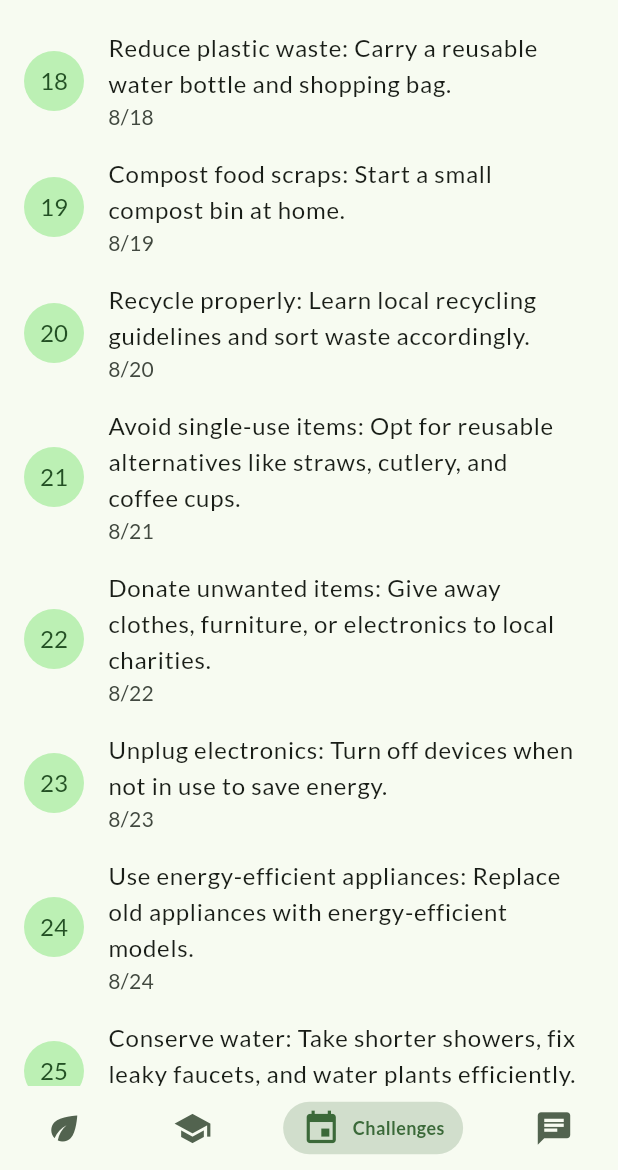
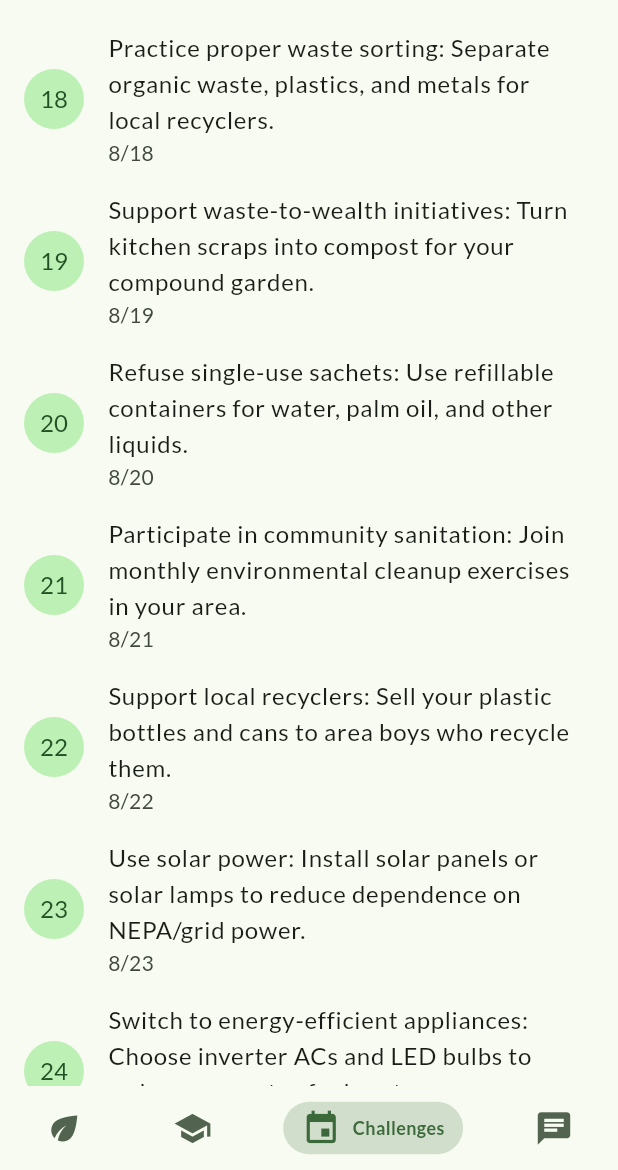
Before and after one commit to Ahmadu-Suleiman/ReThink, a Flutter app: the screen it shows after launch, item 3 of the bottom bar chosen, on a phone screen of 412 x 824 dp, the part 66-1236 px from its top. Run offline on Flutter 3.47's test engine with Material 3 defaults, Android fonts, the phone set to English and light mode, and no system bars; drawn by our look-alikes of persistent_bottom_nav_bar; our stand-ins replace camera, firebase_ai, firebase_core, go_router, google_fonts; missing offline and left inert: flutter_chat_core, flutter_link_previewer, markdown_widget; accounts and stored records are empty; network calls fail.

Commit message:
improve: challenges and list

```diff
--- a/lib/config/extensions.dart
+++ b/lib/config/extensions.dart
@@ -1,5 +1,3 @@
-import 'dart:convert';
-
 import 'package:flutter/material.dart';
 
 extension TextStyleExtensions on TextStyle {
@@ -43,7 +41,7 @@ extension BuildContextExtensions on BuildContext {
 
   TextStyle? get bodyStyle => textTheme.bodyMedium;
 
-  TextStyle? get titleStyle => textTheme.titleLarge;
+  TextStyle? get titleStyle => textTheme.titleLarge?.bold;
 
   TextStyle? get actionStyle => textTheme.bodyLarge;
 }
--- a/lib/config/gemini.dart
+++ b/lib/config/gemini.dart
@@ -16,9 +16,9 @@ class Gemini {
   static final _funFactPrompt =
       'Generate a daily fun fact related to sustainability or '
       'environmental protection that is relevant to an African '
-      'audience. The fact should be interesting, informative, and '
-      'easily digestible, with a cultural or historical context when '
-      'possible. Do not add a title.';
+      'audience, especially Nigeria. The fact should be interesting, '
+      'informative, and easily digestible, with a cultural or '
+      'historical context when possible. Do not add a title.';
 
   static Future<String?> info(Uint8List image) async {
     final prompt = TextPart(_imagePrompt);
--- /dev/null
+++ b/lib/lists.dart
@@ -0,0 +1,116 @@
+class Lists {
+  static List<String> dailyChallenges = [
+    // Waste Management - Nigerian Context
+    'Practice proper waste sorting: Separate organic waste, plastics, and metals for local recyclers.',
+    'Support waste-to-wealth initiatives: Turn kitchen scraps into compost for your compound garden.',
+    'Refuse single-use sachets: Use refillable containers for water, palm oil, and other liquids.',
+    'Participate in community sanitation: Join monthly environmental cleanup exercises in your area.',
+    'Support local recyclers: Sell your plastic bottles and cans to area boys who recycle them.',
+
+    // Energy - African Solutions
+    'Use solar power: Install solar panels or solar lamps to reduce dependence on NEPA/grid power.',
+    'Switch to energy-efficient appliances: Choose inverter ACs and LED bulbs to reduce generator fuel costs.',
+    'Optimize generator use: Run generators during peak hours only and maintain them properly.',
+    'Use natural ventilation: Open windows during harmattan season instead of running ACs.',
+    'Cook with improved stoves: Use efficient cooking stoves that reduce firewood or kerosene consumption.',
+
+    // Transportation - Nigerian Context
+    'Use public transport: Take BRT, danfo buses, or keke NAPEP instead of private cars.',
+    'Share okada rides: Use motorcycle taxis efficiently and share rides when possible.',
+    'Walk for short distances: Walk to nearby markets, mosques, or churches instead of taking transport.',
+    'Support bike lanes: Advocate for bicycle infrastructure in Lagos, Abuja, and other major cities.',
+    'Use ride-sharing apps: Share Uber or Bolt rides with friends and colleagues.',
+
+    // Food and Agriculture
+    'Buy from local farmers: Support Nigerian farmers by buying yam, cassava, plantain, and vegetables from local markets.',
+    'Grow your own food: Plant vegetables like spinach, tomatoes, and peppers in your backyard or compound.',
+    'Reduce food waste: Store garri, rice, and beans properly to prevent spoilage and pest damage.',
+    'Choose indigenous foods: Eat more local foods like millet, sorghum, and traditional leafy vegetables.',
+    'Support climate-smart farming: Buy from farmers using drought-resistant crops and sustainable practices.',
+
+    // Water Conservation
+    'Harvest rainwater: Collect rainwater during rainy season for use during dry season.',
+    'Fix water leaks: Repair leaking taps and pipes to conserve precious water resources.',
+    'Use water efficiently: Reuse bathing water for flushing toilets or watering plants.',
+    'Protect water sources: Keep gutters clean and avoid dumping waste in drainage systems.',
+    'Support borehole maintenance: Contribute to community water projects and borehole repairs.',
+
+    // Climate Adaptation
+    'Plant native trees: Plant indigenous trees like neem, mahogany, or palm trees in your compound.',
+    'Create shade: Build pergolas or plant climbing plants to cool your home naturally.',
+    'Use fans strategically: Position ceiling fans to maximize air circulation during hot weather.',
+    'Prepare for floods: Clear drainage around your home and elevate important items during rainy season.',
+    'Support reforestation: Participate in tree-planting exercises in your community or state.',
+
+    // Community and Advocacy
+    'Join environmental groups: Connect with Green Belt Movement Nigeria or local environmental NGOs.',
+    'Educate your family: Teach children about climate change impacts on Nigeria and Africa.',
+    'Support green policies: Advocate for renewable energy policies and environmental protection.',
+    'Participate in Earth Day: Join local celebrations and awareness campaigns in your city.',
+    'Share knowledge: Use WhatsApp groups and social media to spread climate awareness.',
+
+    // Personal Wellness
+    'Practice traditional medicine: Use local herbs and natural remedies to reduce pharmaceutical dependence.',
+    'Exercise outdoors: Take advantage of cool mornings and evenings for jogging or walking.',
+    'Eat seasonal fruits: Enjoy mangoes, oranges, and other fruits when they\'re in season.',
+    'Rest during peak heat: Follow traditional wisdom of resting during the hottest part of the day.',
+    'Connect with nature: Visit national parks like Yankari or Cross River to appreciate Nigeria\'s biodiversity.'
+  ];
+
+  static List<String> informativeArticles = [
+    // Nigerian Environmental Organizations
+    "https://www.greenbeltnigeria.org/",
+    "https://www.nigeriaconservation.org/",
+    "https://www.environmentrights.org/",
+
+    // African Climate Research and News
+    "https://www.climatecentreafrica.org/",
+    "https://www.afdb.org/en/topics/climate-change",
+    "https://www.uneca.org/climate-change",
+    "https://www.nepad.org/climate-change-and-environment",
+    "https://www.cgiar.org/news-events/news/climate-change-africa/",
+
+    // Regional Environmental Issues
+    "https://www.bbc.com/news/topics/cmj34zmwm1zt/nigeria-environment",
+    "https://www.premiumtimesng.com/news/headlines?s=environment",
+    "https://punchng.com/topics/environment/",
+    "https://www.vanguardngr.com/news/environment/",
+
+    // Desertification and Sahel Issues
+    "https://www.unccd.int/actions/great-green-wall-initiative",
+    "https://www.greenwall.gov.ng/",
+    "https://www.fao.org/land-water/land/land-governance/land-resources-planning-toolbox/category/details/en/c/1026563/",
+
+    // African Renewable Energy
+    "https://www.irena.org/regions/Africa",
+    "https://africa-energy-portal.org/",
+    "https://www.rea.gov.ng/",
+    "https://www.power-technology.com/features/solar-power-africa/",
+
+    // Water and Agriculture
+    "https://www.fadama.net/",
+    "https://www.ifad.org/en/web/operations/w/country/nigeria",
+    "https://www.wateraid.org/ng/",
+    "https://www.unicef.org/nigeria/water-sanitation-and-hygiene",
+
+    // African Climate Science
+    "https://journals.co.za/journal/sajs",
+    "https://www.ajol.info/index.php/jasem",
+    "https://www.wascal.org/",
+
+    // Regional Organizations
+    "https://www.ecowas.int/about-ecowas/history-of-ecowas/environment/",
+    "https://www.au.int/en/issues/environment",
+    "https://www.unep.org/regions/africa",
+
+    // Nigerian Government Initiatives
+    "https://climatechange.gov.ng/",
+    "https://www.nimet.gov.ng/",
+    "https://www.forestry.gov.ng/",
+    "https://www.environment.gov.ng/",
+
+    // Sustainable Development in Nigeria
+    "https://www.ng.undp.org/content/nigeria/en/home/sustainable-development-goals.html",
+    "https://sdgactioncampaign.org/countries/nigeria/"
+  ];
+}
--- a/lib/pages/challenge_page.dart
+++ b/lib/pages/challenge_page.dart
@@ -1,6 +1,6 @@
 import 'package:flutter/material.dart';
 
-import '../util.dart';
+import '../lists.dart';
 
 class ChallengePage extends StatelessWidget {
   const ChallengePage({super.key});
@@ -9,12 +9,12 @@ class ChallengePage extends StatelessWidget {
   Widget build(BuildContext context) {
     return Scaffold(
         body: ListView.builder(
-            itemCount: Util.dailyChallenges.length,
+            itemCount: Lists.dailyChallenges.length,
             itemBuilder: (context, index) {
               DateTime date = DateTime.now().add(Duration(days: index));
               return ListTile(
                   leading: CircleAvatar(child: Text('${date.day}')),
-                  title: Text(Util.dailyChallenges[index]),
+                  title: Text(Lists.dailyChallenges[index]),
                   subtitle: Text('${date.month}/${date.day}'));
             }));
   }
--- a/lib/pages/learn_page.dart
+++ b/lib/pages/learn_page.dart
@@ -3,7 +3,7 @@ import 'package:flutter_chat_core/flutter_chat_core.dart' show LinkPreviewData;
 import 'package:flutter_link_previewer/flutter_link_previewer.dart';
 import 'package:rethink/config/extensions.dart';
 
-import '../util.dart';
+import '../lists.dart';
 
 class LearnPage extends StatefulWidget {
   const LearnPage({super.key});
@@ -18,18 +18,18 @@ class _LearnPageState extends State<LearnPage> {
   @override
   void initState() {
     super.initState();
-    Util.informativeArticles.shuffle();
+    Lists.informativeArticles.shuffle();
   }
 
   @override
   Widget build(BuildContext context) {
     return Scaffold(
         body: ListView.builder(
-            itemCount: Util.informativeArticles.length,
+            itemCount: Lists.informativeArticles.length,
             itemBuilder: (context, index) => Align(
                 alignment: Alignment.centerLeft,
                 child: Container(
-                    key: ValueKey(Util.informativeArticles[index]),
+                    key: ValueKey(Lists.informativeArticles[index]),
                     margin: context.pagePadding,
                     decoration: BoxDecoration(
                         borderRadius: BorderRadius.all(Radius.circular(20)),
@@ -42,11 +42,11 @@ class _LearnPageState extends State<LearnPage> {
                             onLinkPreviewDataFetched: (data) => setState(() =>
                                 this.data = {
                                   ...this.data,
-                                  Util.informativeArticles[index]: data
+                                  Lists.informativeArticles[index]: data
                                 }),
                             linkPreviewData:
-                                data[Util.informativeArticles[index]],
-                            text: Util.informativeArticles[index],
+                                data[Lists.informativeArticles[index]],
+                            text: Lists.informativeArticles[index],
                             maxWidth: double.infinity))))));
   }
 }
--- a/lib/pages/overview_page.dart
+++ b/lib/pages/overview_page.dart
@@ -10,7 +10,7 @@ import 'package:rethink/config/extensions.dart';
 import 'package:rethink/config/gemini.dart';
 import 'package:rethink/config/routes.dart';
 
-import '../util.dart';
+import '../lists.dart';
 
 class OverviewPage extends StatefulWidget {
   const OverviewPage({super.key});
@@ -56,8 +56,8 @@ class _OverviewPageState extends State<OverviewPage> {
           ])));
 
   Widget get article {
-    final article = Util
-        .informativeArticles[random.nextInt(Util.informativeArticles.length)];
+    final article = Lists
+        .informativeArticles[random.nextInt(Lists.informativeArticles.length)];
     return Card(
         child: Padding(
             padding: context.pagePadding,
@@ -85,7 +85,7 @@ class _OverviewPageState extends State<OverviewPage> {
               CircleAvatar(
                   radius: 40,
                   child: Text('${date.day}', style: context.bodyStyle)),
-              Text(Util.dailyChallenges[0], textAlign: TextAlign.center),
+              Text(Lists.dailyChallenges[0], textAlign: TextAlign.center),
               Text(DateFormat.yMMMMEEEEd().format(date))
             ])));
   }
--- a/lib/util.dart
+++ /dev/null
@@ -1,69 +0,0 @@
-class Util {
-  static List<String> dailyChallenges = [
-    'Reduce plastic waste: Carry a reusable water bottle and shopping bag.',
-    'Compost food scraps: Start a small compost bin at home.',
-    'Recycle properly: Learn local recycling guidelines and sort waste accordingly.',
-    'Avoid single-use items: Opt for reusable alternatives like straws, cutlery, and coffee cups.',
-    'Donate unwanted items: Give away clothes, furniture, or electronics to local charities.',
-    'Unplug electronics: Turn off devices when not in use to save energy.',
-    'Use energy-efficient appliances: Replace old appliances with energy-efficient models.',
-    'Conserve water: Take shorter showers, fix leaky faucets, and water plants efficiently.',
-    'Reduce air conditioning usage: Use fans or natural ventilation whenever possible.',
-    'Switch to renewable energy: Explore options for solar or wind power if feasible.',
-    'Walk or bike: Use active transportation for short trips to reduce carbon emissions.',
-    'Carpool: Share rides with friends or colleagues to reduce traffic congestion.',
-    'Use public transportation: Take buses or trains whenever possible.',
-    'Support sustainable transportation initiatives: Advocate for better public transportation infrastructure.',
-    'Reduce air travel: Consider alternative travel options or plan trips more efficiently.',
-    'Buy local: Support local businesses and reduce the environmental impact of transportation.',
-    'Choose sustainable products: Look for products made from recycled or eco-friendly materials.',
-    'Reduce meat consumption: Opt for plant-based alternatives or reduce meat intake.',
-    'Support fair trade: Choose products that are produced ethically and support fair labor practices.',
-    'Avoid palm oil products: Contribute to the conservation of rainforests by avoiding palm oil.',
-    'Volunteer: Give back to your community by volunteering for local organizations.',
-    'Join a sustainability group: Connect with like-minded individuals and participate in community initiatives.',
-    'Educate others: Share your knowledge of sustainability with friends, family, and colleagues.',
-    'Participate in local events: Attend sustainability fairs, workshops, or conferences.',
-    'Support local policies: Advocate for sustainable policies and initiatives in your community.',
-    'Mindfulness and meditation: Practice mindfulness or meditation to reduce stress and promote well-being.',
-    'Healthy eating: Choose nutritious foods and reduce consumption of processed foods.',
-    'Regular exercise: Engage in physical activity to improve your health and well-being.',
-    'Get enough sleep: Prioritize sleep to enhance your energy levels and focus.',
-    'Spend time in nature: Connect with the natural world through activities like hiking, gardening, or simply enjoying outdoor spaces.'
-  ];
-
-  static List<String> informativeArticles = [ //todo
-    "https://education.nationalgeographic.org/resource/resource-library-plastic-pollution",
-    "https://www.theguardian.com/environment/plastic",
-    "https://www.unep.org/",
-    "https://www.worldbank.org/en/topic/climatechange",
-    "https://www.treehugger.com/",
-    "https://www.greenpeace.org/international/",
-    "https://the.ethicalfashionforum.com/about-1",
-    "https://www.fashionrevolution.org/",
-    "https://www.futureoffood.ox.ac.uk/article/food-climate-research-network",
-    "https://eatforum.org/eat-lancet-commission/",
-    "https://techcrunch.com/",
-    "https://trellis.net/",
-    "https://350.org/",
-    "https://www.sunrisemovement.org/",
-    "https://www.epa.gov/climate-change",
-    "https://www.wwf.org/",
-    "https://www.edf.org/issue/coastal-protection",
-    "https://www.edf.org/issue/sustainable-water-supply",
-    "https://www.ucsusa.org/",
-    "https://www.edf.org/",
-    "https://www.sierraclub.org/",
-    "https://www.nature.org/",
-    "https://www.greenpeace.org/usa/",
-    "https://www.ucsusa.org/climate-change",
-    "https://www.edf.org/climate-change",
-    "https://www.sierraclub.org/climate",
-    "https://www.nature.org ",
-    "https://www.nature.org/en-us/magazine/magazine-articles/planting-for-pollinators/",
-    "https://www.greenpeace.org/usa/climate-change",
-    "https://www.ucsusa.org/clean-energy",
-    "https://www.edf.org/issue/methane",
-    "https://www.sierraclub.org/clean-energy"
-  ];
-}
```
Also changed, not shown: 2 other files.
